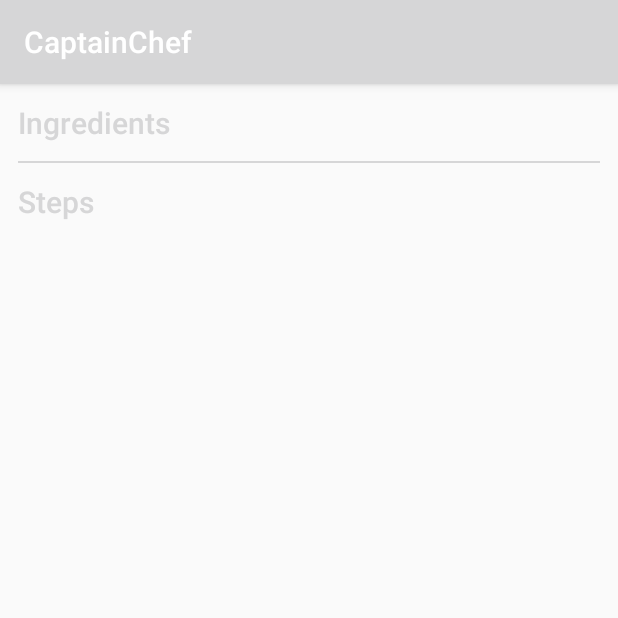
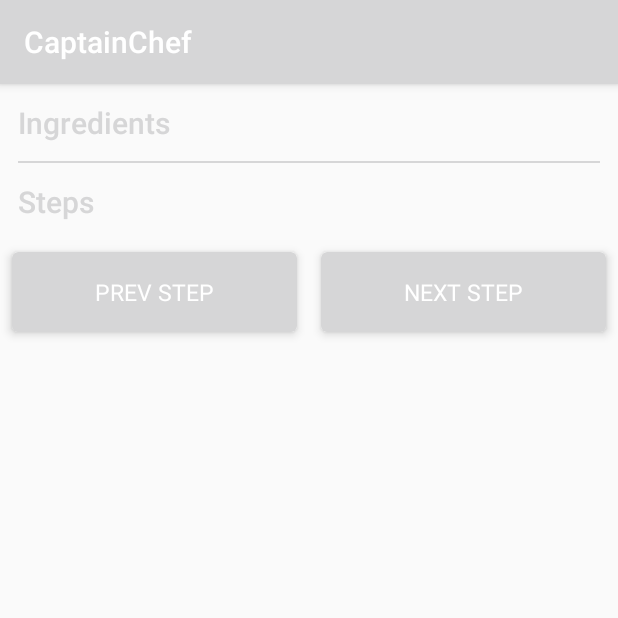
Before and after one commit to bapspatil/CaptainChef, an Android app: the RecipeActivity screen opened directly, with no data from a screen before it, on a phone screen of 412 x 824 dp, the top half of it. Run offline under Robolectric (Android 15) with nearby library versions, the phone set to English and light mode, and no system bars; our stand-ins replace ButterKnife; 2 statements that could not run were skipped.

Commit message:
Replaced FrameLayout & ScrollViews with CoordinatorLayout & NestedScrollView

```diff
--- a/app/src/main/java/bapspatil/captainchef/FoodItemsActivity.java
+++ b/app/src/main/java/bapspatil/captainchef/FoodItemsActivity.java
@@ -42,6 +42,7 @@ public class FoodItemsActivity extends AppCompatActivity implements LoaderManage
             mFoodItemsRecyclerView.setLayoutManager(new GridLayoutManager(this, 3));
         mAdapter = new FoodItemsRecyclerViewAdapter(getApplicationContext(), foodItemsList, this);
         mFoodItemsRecyclerView.setAdapter(mAdapter);
+        mFoodItemsRecyclerView.setHasFixedSize(true);
         getSupportLoaderManager().initLoader(FOOD_ITEMS_LOADER_ID, null, this);
     }
 
--- a/app/src/main/java/bapspatil/captainchef/RecipeActivity.java
+++ b/app/src/main/java/bapspatil/captainchef/RecipeActivity.java
@@ -3,19 +3,25 @@ package bapspatil.captainchef;
 import android.os.Bundle;
 import android.support.v4.app.FragmentManager;
 import android.support.v7.app.AppCompatActivity;
+import android.support.v7.widget.CardView;
+import android.view.View;
 
 import java.util.ArrayList;
 
 import bapspatil.captainchef.data.FoodItem;
 import bapspatil.captainchef.data.Ingredient;
 import bapspatil.captainchef.data.RecipeStep;
+import butterknife.BindView;
 import butterknife.ButterKnife;
+import butterknife.OnClick;
 
 public class RecipeActivity extends AppCompatActivity {
 
-    private boolean mTwoPane;
+    @BindView(R.id.prev_button) CardView mPrevButton;
+    @BindView(R.id.next_button) CardView mNextButton;
     private ArrayList<Ingredient> ingredientsList = new ArrayList<>();
     private ArrayList<RecipeStep> recipeStepsList = new ArrayList<>();
+    private boolean mTwoPane;
 
     @Override
     protected void onCreate(Bundle savedInstanceState) {
@@ -24,29 +30,27 @@ public class RecipeActivity extends AppCompatActivity {
         ButterKnife.bind(this);
         FragmentManager fragmentManager = getSupportFragmentManager();
         FoodItem foodItem = getIntent().getParcelableExtra("foodItem");
-        if(savedInstanceState == null) {
-            ingredientsList = foodItem.getIngredientArrayList();
-            recipeStepsList = foodItem.getRecipeStepArrayList();
-        } else {
-            ingredientsList = savedInstanceState.getParcelableArrayList("ingredientsList");
-            recipeStepsList = savedInstanceState.getParcelableArrayList("recipeStepsList");
-        }
-        if(isPhone()) {
+        ingredientsList = foodItem.getIngredientArrayList();
+        recipeStepsList = foodItem.getRecipeStepArrayList();
+        if (isPhone()) {
             mTwoPane = false;
             StepsListFragment stepsListFragment = StepsListFragment.newInstance(ingredientsList, recipeStepsList);
             fragmentManager.beginTransaction()
-                    .add(R.id.recipe_container, stepsListFragment)
+                    .replace(R.id.recipe_container, stepsListFragment)
                     .commit();
         } else {
 
         }
     }
 
-    @Override
-    public void onSaveInstanceState(Bundle outState) {
-        outState.putParcelableArrayList("ingredientsList", ingredientsList);
-        outState.putParcelableArrayList("recipeStepsList", recipeStepsList);
-        super.onSaveInstanceState(outState);
+    @OnClick(R.id.prev_button)
+    public void prevStep(View view) {
+
+    }
+
+    @OnClick(R.id.next_button)
+    public void nextStep(View view) {
+
     }
 
     private boolean isPhone() {
--- a/app/src/main/java/bapspatil/captainchef/StepsListFragment.java
+++ b/app/src/main/java/bapspatil/captainchef/StepsListFragment.java
@@ -7,6 +7,7 @@ import android.support.v7.widget.RecyclerView;
 import android.view.LayoutInflater;
 import android.view.View;
 import android.view.ViewGroup;
+import android.widget.TextView;
 
 import java.util.ArrayList;
 
@@ -16,19 +17,24 @@ import bapspatil.captainchef.data.Ingredient;
 import bapspatil.captainchef.data.RecipeStep;
 import butterknife.BindView;
 import butterknife.ButterKnife;
+import butterknife.Unbinder;
 
 
 /**
  * Created by bapspatil
  */
 public class StepsListFragment extends Fragment {
-//    private OnStepClickListener mListener;
+    //    private OnStepClickListener mListener;
     @BindView(R.id.ingredients_rv) RecyclerView mIngredientsRecyclerView;
     @BindView(R.id.steps_rv) RecyclerView mStepsRecyclerView;
+    @BindView(R.id.ingredient_label_tv) TextView mIngredLabelTextView;
+    @BindView(R.id.line_view) View lineView;
+    @BindView(R.id.steps_label_tv) TextView mStepsLabelTextView;
     private ArrayList<Ingredient> ingredientsList;
     private IngredientsRecyclerViewAdapter mIngredientsAdapter;
     private ArrayList<RecipeStep> recipeStepsList;
     private StepsListRecyclerViewAdapter mStepsListAdapter;
+    private Unbinder unbinder;
 
     public StepsListFragment() {
         // Empty constructor
@@ -48,20 +54,26 @@ public class StepsListFragment extends Fragment {
                              Bundle savedInstanceState) {
         // Inflate the layout for this fragment
         View rootView = inflater.inflate(R.layout.fragment_steps_list, container, false);
-        ButterKnife.bind(this, rootView);
+        unbinder = ButterKnife.bind(this, rootView);
 
         ingredientsList = getArguments().getParcelableArrayList("ingredientsList");
         recipeStepsList = getArguments().getParcelableArrayList("recipeStepsList");
+
         mIngredientsAdapter = new IngredientsRecyclerViewAdapter(getContext(), ingredientsList);
         mStepsListAdapter = new StepsListRecyclerViewAdapter(getContext(), recipeStepsList);
-
         mIngredientsRecyclerView.setLayoutManager(new LinearLayoutManager(getContext(), LinearLayoutManager.VERTICAL, false));
         mIngredientsRecyclerView.setAdapter(mIngredientsAdapter);
         mStepsRecyclerView.setLayoutManager(new LinearLayoutManager(getContext(), LinearLayoutManager.VERTICAL, false));
         mStepsRecyclerView.setAdapter(mStepsListAdapter);
-
         return rootView;
     }
+
+    @Override
+    public void onDestroyView() {
+        super.onDestroyView();
+        unbinder.unbind();
+    }
+
     /*@Override
     public void onAttach(Context context) {
         super.onAttach(context);
--- a/app/src/main/res/layout/activity_recipe.xml
+++ b/app/src/main/res/layout/activity_recipe.xml
@@ -1,14 +1,83 @@
 <?xml version="1.0" encoding="utf-8"?>
+<android.support.v4.widget.NestedScrollView
+    xmlns:android="http://schemas.android.com/apk/res/android"
+    xmlns:tools="http://schemas.android.com/tools"
+    android:layout_width="match_parent"
+    android:layout_height="match_parent">
+
     <LinearLayout
         xmlns:android="http://schemas.android.com/apk/res/android"
         xmlns:tools="http://schemas.android.com/tools"
         android:layout_width="match_parent"
         android:layout_height="match_parent"
+        android:orientation="vertical"
         tools:context="bapspatil.captainchef.RecipeActivity">
 
-    <FrameLayout
+        <android.support.design.widget.CoordinatorLayout
             android:id="@+id/recipe_container"
             android:layout_width="match_parent"
             android:layout_height="wrap_content"/>
 
+        <LinearLayout
+            android:layout_width="match_parent"
+            android:layout_height="wrap_content"
+            android:orientation="horizontal">
+
+            <android.support.v7.widget.CardView
+                xmlns:android="http://schemas.android.com/apk/res/android"
+                xmlns:app="http://schemas.android.com/apk/res-auto"
+                xmlns:tools="http://schemas.android.com/tools"
+                android:id="@+id/prev_button"
+                android:layout_width="0dp"
+                android:layout_height="wrap_content"
+                android:layout_margin="8dp"
+                android:layout_weight="1"
+                android:onClick="prevStep"
+                app:cardBackgroundColor="@color/colorPrimary"
+                android:orientation="horizontal"
+                app:cardCornerRadius="4dp"
+                app:cardElevation="4dp">
+
+                <TextView
+                    android:id="@+id/textView"
+                    style="@style/TextAppearance.AppCompat.Subhead"
+                    android:layout_width="wrap_content"
+                    android:layout_height="wrap_content"
+                    android:layout_gravity="center"
+                    android:layout_margin="16dp"
+                    android:text="@string/prev_step"
+                    android:textColor="#FFF"
+                    android:textSize="15sp"/>
+
+            </android.support.v7.widget.CardView>
+
+            <android.support.v7.widget.CardView
+                xmlns:android="http://schemas.android.com/apk/res/android"
+                xmlns:app="http://schemas.android.com/apk/res-auto"
+                xmlns:tools="http://schemas.android.com/tools"
+                android:id="@+id/next_button"
+                android:layout_width="0dp"
+                android:layout_height="wrap_content"
+                android:layout_margin="8dp"
+                app:cardBackgroundColor="@color/colorPrimary"
+                android:layout_weight="1"
+                android:onClick="nextStep"
+                android:orientation="horizontal"
+                app:cardCornerRadius="4dp"
+                app:cardElevation="4dp">
+
+                <TextView
+                    style="@style/TextAppearance.AppCompat.Subhead"
+                    android:layout_width="wrap_content"
+                    android:layout_height="wrap_content"
+                    android:layout_gravity="center"
+                    android:layout_margin="16dp"
+                    android:text="@string/next_step"
+                    android:textColor="#FFF"
+                    android:textSize="15sp"/>
+
+            </android.support.v7.widget.CardView>
+
         </LinearLayout>
+    </LinearLayout>
+</android.support.v4.widget.NestedScrollView>
--- a/app/src/main/res/layout/fragment_steps_list.xml
+++ b/app/src/main/res/layout/fragment_steps_list.xml
@@ -1,11 +1,18 @@
+<android.support.v4.widget.NestedScrollView
+    xmlns:android="http://schemas.android.com/apk/res/android"
+    xmlns:tools="http://schemas.android.com/tools"
+    android:layout_width="match_parent"
+    android:layout_height="wrap_content">
+
     <LinearLayout xmlns:android="http://schemas.android.com/apk/res/android"
                   xmlns:tools="http://schemas.android.com/tools"
                   android:layout_width="match_parent"
-             android:layout_height="match_parent"
+                  android:layout_height="wrap_content"
                   android:orientation="vertical"
                   tools:context="bapspatil.captainchef.StepsListFragment">
 
         <TextView
+            android:id="@+id/ingredient_label_tv"
             style="@style/TextAppearance.AppCompat.Title"
             android:layout_width="match_parent"
             android:layout_height="wrap_content"
@@ -14,6 +21,7 @@
             android:textColor="@color/colorPrimary"/>
 
         <View
+            android:id="@+id/line_view"
             android:layout_width="match_parent"
             android:layout_height="1dp"
             android:layout_marginEnd="12dp"
@@ -23,9 +31,11 @@
         <android.support.v7.widget.RecyclerView
             android:id="@+id/ingredients_rv"
             android:layout_width="match_parent"
+            android:nestedScrollingEnabled="false"
             android:layout_height="wrap_content"/>
 
         <TextView
+            android:id="@+id/steps_label_tv"
             style="@style/TextAppearance.AppCompat.Title"
             android:layout_width="match_parent"
             android:layout_height="wrap_content"
@@ -35,7 +45,9 @@
 
         <android.support.v7.widget.RecyclerView
             android:id="@+id/steps_rv"
+            android:nestedScrollingEnabled="false"
             android:layout_width="match_parent"
             android:layout_height="wrap_content"/>
 
     </LinearLayout>
+</android.support.v4.widget.NestedScrollView>
--- a/app/src/main/res/values/strings.xml
+++ b/app/src/main/res/values/strings.xml
@@ -8,4 +8,6 @@
     <string name="hello_blank_fragment">Hello blank fragment</string>
     <string name="ingredients">Ingredients</string>
     <string name="steps">Steps</string>
+    <string name="prev_step">PREV STEP</string>
+    <string name="next_step">NEXT STEP</string>
 </resources>
```
Also changed, not shown: app/src/main/java/bapspatil/captainchef/StepsDetailsFragment.java (added, +56 -0 lines), app/src/main/res/layout/fragment_steps_details.xml (added, +43 -0 lines). Lines whose indentation alone changed are shown as unchanged.
